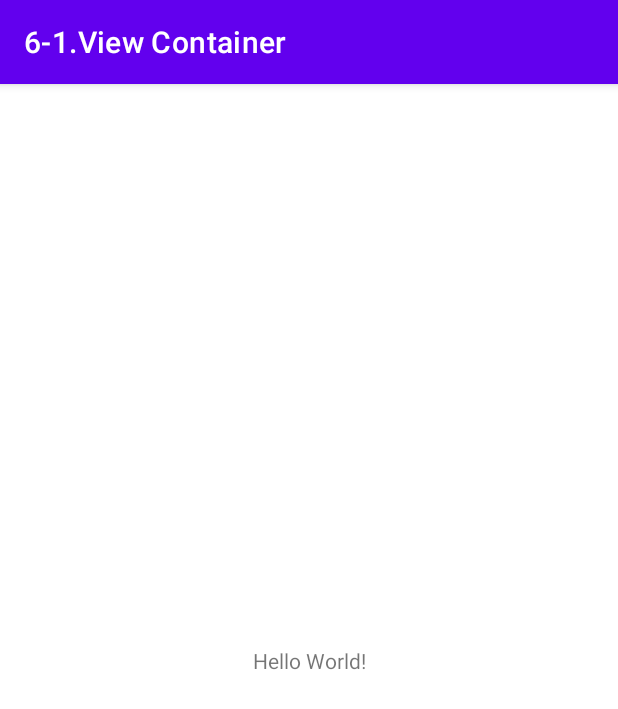
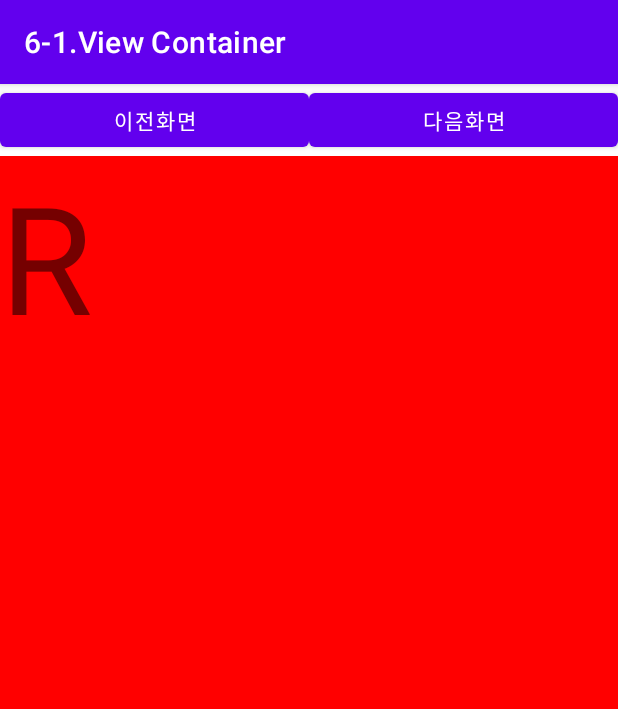
Before and after one commit to thalals/AndroidStudio_Study, an Android app: the screen it shows after launch (MainActivity), on a phone screen of 412 x 824 dp. Shown: the top 709 px of the screen. Run offline under Robolectric (Android 15) with nearby library versions, the phone set to English and light mode, and no system bars.

Commit message:
[UPD] ViewFilipper

```diff
--- a/androidstudio_school/61ViewContainer/app/src/main/java/com/example/a6_1viewcontainer/MainActivity.java
+++ b/androidstudio_school/61ViewContainer/app/src/main/java/com/example/a6_1viewcontainer/MainActivity.java
@@ -3,6 +3,9 @@ package com.example.a6_1viewcontainer;
 import androidx.appcompat.app.AppCompatActivity;
 
 import android.os.Bundle;
+import android.view.View;
+import android.widget.Button;
+import android.widget.ViewFlipper;
 
 public class MainActivity extends AppCompatActivity {
 
@@ -10,5 +13,25 @@ public class MainActivity extends AppCompatActivity {
     protected void onCreate(Bundle savedInstanceState) {
         super.onCreate(savedInstanceState);
         setContentView(R.layout.activity_main);
+
+        Button btnPrev, btnNext;
+        final ViewFlipper vFlipper;
+
+        btnPrev = (Button) findViewById(R.id.btnPrev);
+        btnNext = (Button) findViewById(R.id.btnNext);
+
+        vFlipper = (ViewFlipper) findViewById(R.id.viewFlipper1);
+
+        btnPrev.setOnClickListener(new View.OnClickListener() {
+            public void onClick(View v) {
+                vFlipper.showPrevious();
+            }
+        });
+
+        btnNext.setOnClickListener(new View.OnClickListener() {
+            public void onClick(View v) {
+                vFlipper.showNext();
+            }
+        });
     }
 }
--- a/androidstudio_school/61ViewContainer/app/src/main/res/layout/activity_main.xml
+++ b/androidstudio_school/61ViewContainer/app/src/main/res/layout/activity_main.xml
@@ -1,18 +1,64 @@
-<?xml version="1.0" encoding="utf-8"?>
-<androidx.constraintlayout.widget.ConstraintLayout xmlns:android="http://schemas.android.com/apk/res/android"
-    xmlns:app="http://schemas.android.com/apk/res-auto"
-    xmlns:tools="http://schemas.android.com/tools"
-    android:layout_width="match_parent"
-    android:layout_height="match_parent"
-    tools:context=".MainActivity">
+<LinearLayout xmlns:android="http://schemas.android.com/apk/res/android"
+    android:orientation="vertical" android:layout_width="match_parent"
+    android:layout_height="match_parent">
 
-    <TextView
-        android:layout_width="wrap_content"
+    <LinearLayout
+        android:layout_width="match_parent"
         android:layout_height="wrap_content"
-        android:text="Hello World!"
-        app:layout_constraintBottom_toBottomOf="parent"
-        app:layout_constraintLeft_toLeftOf="parent"
-        app:layout_constraintRight_toRightOf="parent"
-        app:layout_constraintTop_toTopOf="parent" />
+        android:orientation="horizontal" >
 
-</androidx.constraintlayout.widget.ConstraintLayout>
+        <Button
+            android:id="@+id/btnPrev"
+            android:layout_width="wrap_content"
+            android:layout_height="wrap_content"
+            android:layout_weight="1"
+            android:text=" 이전화면 " />
+
+        <Button
+            android:id="@+id/btnNext"
+            android:layout_width="wrap_content"
+            android:layout_height="wrap_content"
+            android:layout_weight="1"
+            android:text=" 다음화면 " />
+    </LinearLayout>
+
+    <ViewFlipper
+        android:id="@+id/viewFlipper1"
+        android:layout_width="match_parent"
+        android:layout_height="match_parent" >
+
+        <LinearLayout
+            android:layout_width="match_parent"
+            android:layout_height="match_parent"
+            android:background="#ff0000" >
+            <TextView
+                android:layout_width="wrap_content"
+                android:layout_height="wrap_content"
+                android:text="R"
+                android:textSize="100dp"/>
+        </LinearLayout>
+
+        <LinearLayout
+            android:layout_width="match_parent"
+            android:layout_height="match_parent"
+            android:background="#00ff00" >
+            <TextView
+                android:layout_width="wrap_content"
+                android:layout_height="wrap_content"
+                android:text="G"
+                android:textSize="100dp"/>
+        </LinearLayout>
+
+        <LinearLayout
+            android:layout_width="match_parent"
+            android:layout_height="match_parent"
+            android:background="#0000ff" >
+            <TextView
+                android:layout_width="wrap_content"
+                android:layout_height="wrap_content"
+                android:text="B"
+                android:textSize="100dp"/>
+        </LinearLayout>
+    </ViewFlipper>
+
+</LinearLayout>
```
